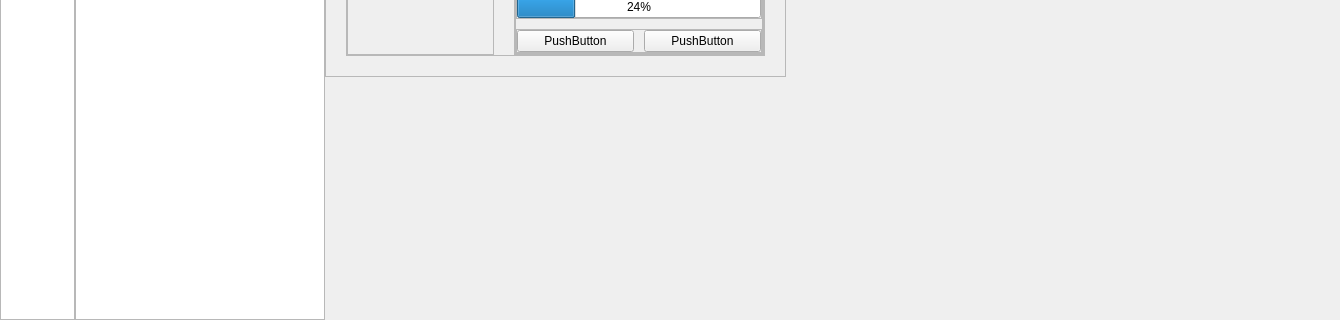
Above: ui/app.ui from ariezel/sporesight before the change; both pictures show x 0 to 1340 and y 524 to 844 of the 1340 by 844 pixel window. Below: the same form after it.
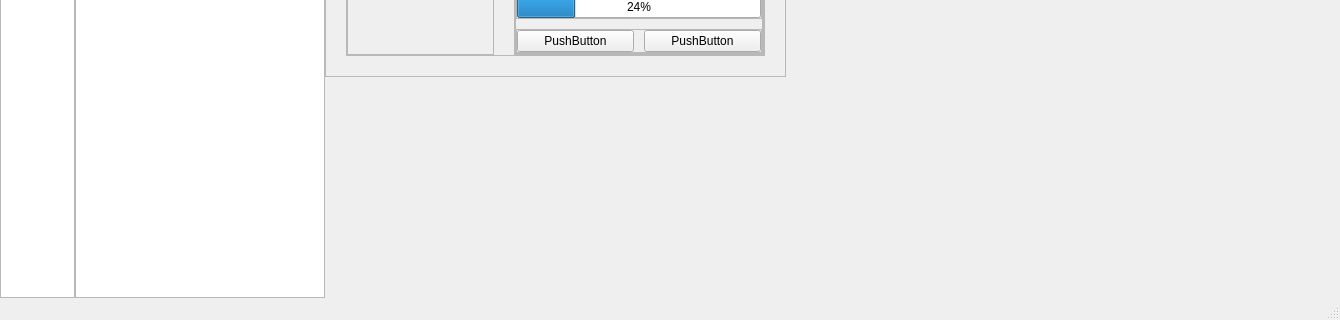
That is the form after the change. The open tabs and pages were chosen to show the change.

Commit message: ui: add status bar

What changed in the file:
```diff
--- a/ui/app.ui
+++ b/ui/app.ui
@@ -1785,6 +1785,7 @@
     </item>
    </layout>
   </widget>
+  <widget class="QStatusBar" name="statusBar"/>
  </widget>
  <resources/>
  <connections/>
```
Left out of the diff: 2 changed lines with no effect on the pictures. The commit also changes 3 other files.
